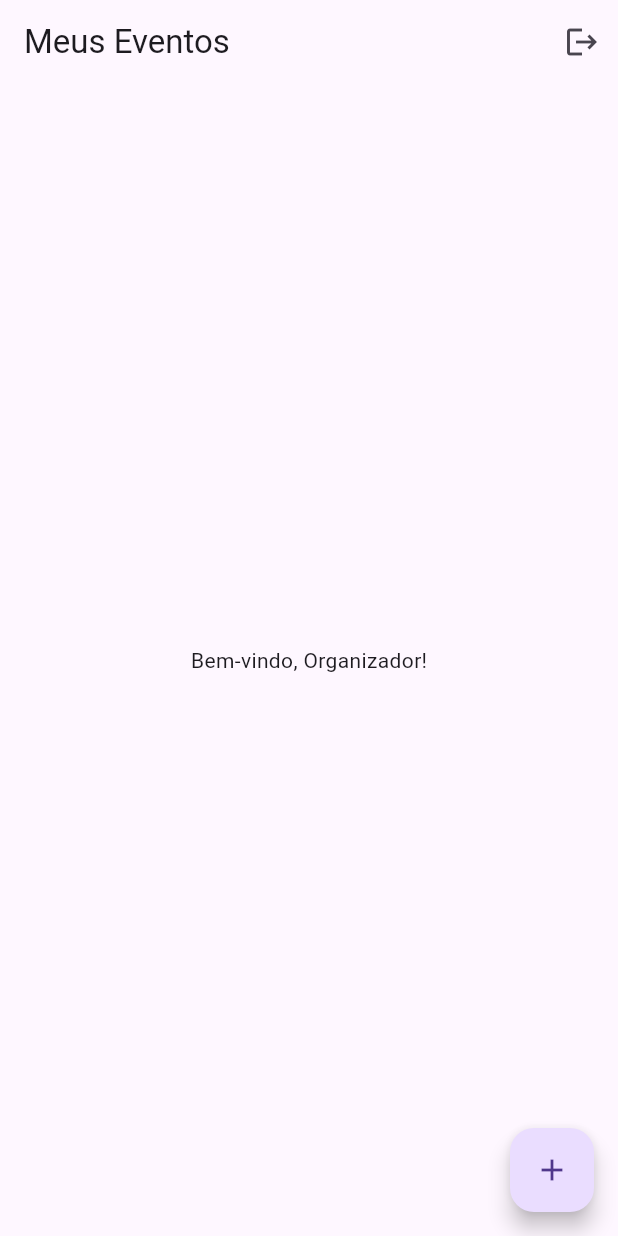
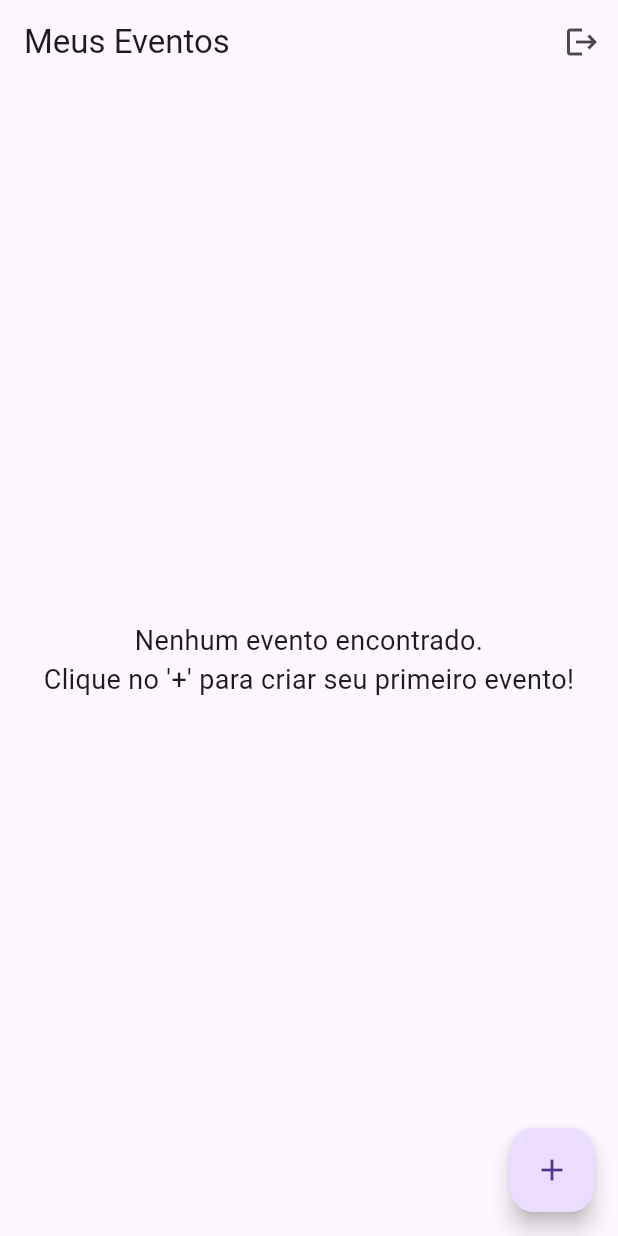
Before and after one commit to amaro-netto/PartyPal, a Flutter app: the screen it shows once a user with an empty profile is signed in, on a phone screen of 412 x 824 dp. Run offline on Flutter 3.47's test engine with Material 3 defaults, Android fonts, the phone set to English and light mode, and no system bars; our stand-ins replace cloud_firestore, firebase_auth, firebase_core; accounts and stored records are empty.

```diff
--- a/lib/screens/organizer/home_screen.dart
+++ b/lib/screens/organizer/home_screen.dart
@@ -1,13 +1,22 @@
 // screens/organizer/home_screen.dart
 
-import 'package:festa_facil/screens/organizer/create_event_screen.dart'; // Importa a nova tela
+import 'package:cloud_firestore/cloud_firestore.dart';
+import 'package:festa_facil/models/event_model.dart';
+import 'package:festa_facil/screens/organizer/create_event_screen.dart';
+import 'package:festa_facil/services/auth_service.dart';
+import 'package:festa_facil/services/firestore_service.dart';
 import 'package:flutter/material.dart';
-import 'package:festa_facil/services/auth_service.dart';
 
-class HomeScreen extends StatelessWidget {
-  HomeScreen({Key? key}) : super(key: key);
+class HomeScreen extends StatefulWidget {
+  const HomeScreen({Key? key}) : super(key: key);
 
+  @override
+  State<HomeScreen> createState() => _HomeScreenState();
+}
+
+class _HomeScreenState extends State<HomeScreen> {
   final AuthService _authService = AuthService();
+  final FirestoreService _firestoreService = FirestoreService();
 
   @override
   Widget build(BuildContext context) {
@@ -23,12 +32,63 @@ class HomeScreen extends StatelessWidget {
           ),
         ],
       ),
-      body: const Center(
-        child: Text("Bem-vindo, Organizador!"),
+      // O corpo agora é um StreamBuilder
+      body: StreamBuilder<QuerySnapshot>(
+        // Conecta-se à nossa nova função que "escuta" os eventos
+        stream: _firestoreService.getEventsStream(),
+        builder: (context, snapshot) {
+          // Se estiver esperando dados, mostra uma tela de carregamento
+          if (snapshot.connectionState == ConnectionState.waiting) {
+            return const Center(child: CircularProgressIndicator());
+          }
+          // Se não houver dados ou a lista estiver vazia
+          if (!snapshot.hasData || snapshot.data!.docs.isEmpty) {
+            return const Center(
+              child: Text(
+                "Nenhum evento encontrado.\nClique no '+' para criar seu primeiro evento!",
+                textAlign: TextAlign.center,
+                style: TextStyle(fontSize: 18),
+              ),
+            );
+          }
+          // Se houver algum erro
+          if (snapshot.hasError) {
+            return const Center(child: Text("Ocorreu um erro!"));
+          }
+
+          // Se tiver dados, pega a lista de documentos
+          final eventDocs = snapshot.data!.docs;
+
+          // Usa um ListView.builder para construir a lista de forma eficiente
+          return ListView.builder(
+            itemCount: eventDocs.length,
+            itemBuilder: (context, index) {
+              // Para cada documento, cria um objeto EventModel
+              final event = EventModel.fromFirestore(eventDocs[index]);
+
+              // Cria um card bonito para exibir o evento
+              return Card(
+                margin: const EdgeInsets.symmetric(vertical: 8, horizontal: 16),
+                child: ListTile(
+                  leading: const Icon(Icons.event, color: Colors.blue),
+                  title: Text(
+                    event.eventName,
+                    style: const TextStyle(fontWeight: FontWeight.bold),
+                  ),
+                  subtitle: Text(
+                      '${event.eventDate.day}/${event.eventDate.month}/${event.eventDate.year}'),
+                  onTap: () {
+                    // TODO: Navegar para a tela de detalhes do evento
+                    print("Evento selecionado: ${event.eventName}");
+                  },
+                ),
+              );
+            },
+          );
+        },
       ),
       floatingActionButton: FloatingActionButton(
         onPressed: () {
-          // AÇÃO ADICIONADA AQUI!
           Navigator.push(
             context,
             MaterialPageRoute(builder: (context) => const CreateEventScreen()),
```
Also changed, not shown: lib/models/event_model.dart (+17 -1 lines), lib/services/firestore_service.dart (+22 -10 lines).
